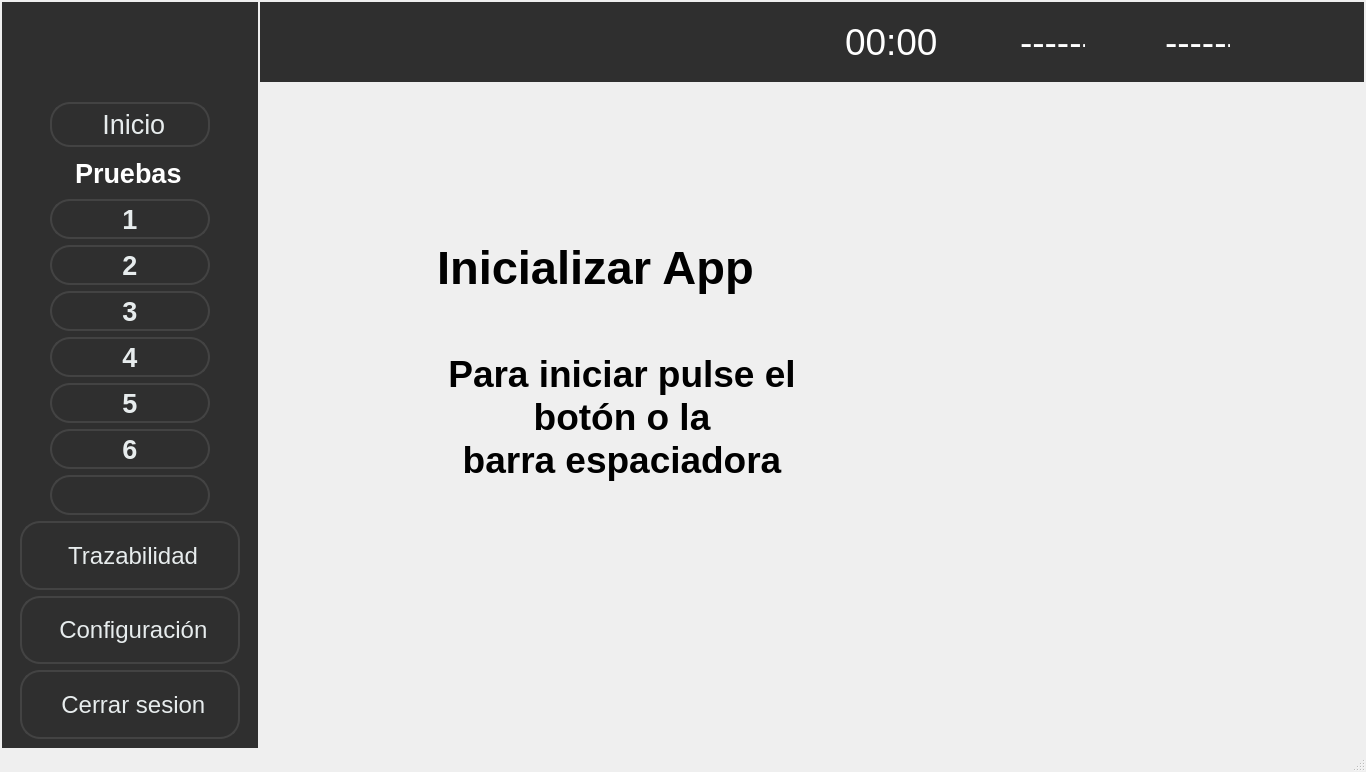
This is ui/Application.ui in Patryckx/Nidec-tester as Qt 5 draws it before an edit. The edited form follows.
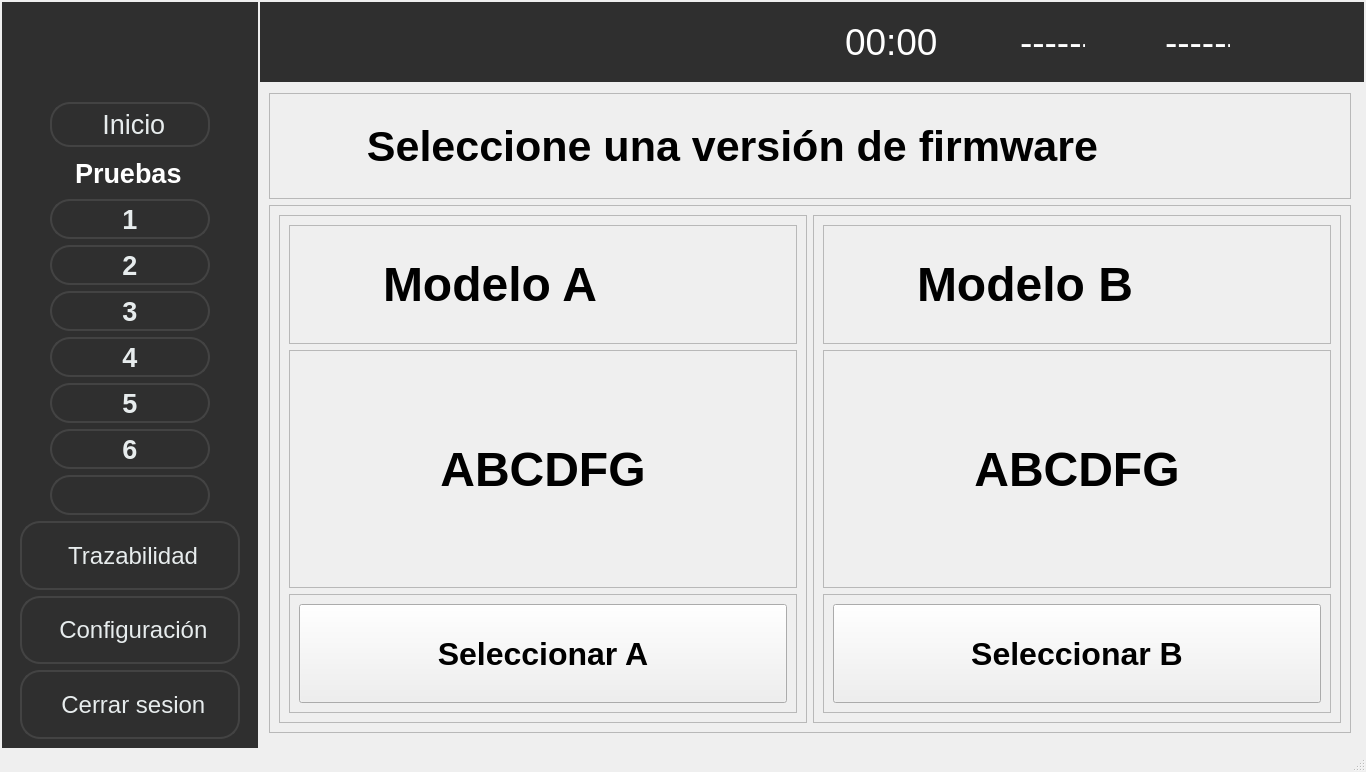
This is the edited form. The open tabs and pages were chosen to show the change. Icons and pictures are not drawn.

Commit message: Updated test 2 to perform firmware model verification

```diff
--- a/ui/Application.ui
+++ b/ui/Application.ui
@@ -12234,6 +12234,445 @@
         </item>
        </layout>
       </widget>
+      <widget class="QWidget" name="page_15">
+       <layout class="QVBoxLayout" name="verticalLayout_37" stretch="1,5">
+        <item>
+         <widget class="QFrame" name="frame">
+          <property name="frameShape">
+           <enum>QFrame::StyledPanel</enum>
+          </property>
+          <property name="frameShadow">
+           <enum>QFrame::Raised</enum>
+          </property>
+          <layout class="QHBoxLayout" name="horizontalLayout_149">
+           <item>
+            <widget class="QLabel" name="lblPaso1_20">
+             <property name="sizePolicy">
+              <sizepolicy hsizetype="Ignored" vsizetype="Ignored">
+               <horstretch>0</horstretch>
+               <verstretch>0</verstretch>
+              </sizepolicy>
+             </property>
+             <property name="maximumSize">
+              <size>
+               <width>70</width>
+               <height>70</height>
+              </size>
+             </property>
+             <property name="toolTip">
+              <string>Piezas buenas</string>
+             </property>
+             <property name="text">
+              <string/>
+             </property>
+             <property name="pixmap">
+              <pixmap resource="../resources/resources.qrc">:/resources/info.png</pixmap>
+             </property>
+             <property name="scaledContents">
+              <bool>true</bool>
+             </property>
+            </widget>
+           </item>
+           <item>
+            <widget class="QLabel" name="label_41">
+             <property name="sizePolicy">
+              <sizepolicy hsizetype="Ignored" vsizetype="Ignored">
+               <horstretch>0</horstretch>
+               <verstretch>0</verstretch>
+              </sizepolicy>
+             </property>
+             <property name="minimumSize">
+              <size>
+               <width>110</width>
+               <height>30</height>
+              </size>
+             </property>
+             <property name="maximumSize">
+              <size>
+               <width>16777215</width>
+               <height>16777215</height>
+              </size>
+             </property>
+             <property name="font">
+              <font>
+               <family>MS Shell Dlg 2</family>
+               <pointsize>32</pointsize>
+               <weight>75</weight>
+               <bold>true</bold>
+              </font>
+             </property>
+             <property name="styleSheet">
+              <string notr="true"/>
+             </property>
+             <property name="text">
+              <string> Seleccione una versión de firmware</string>
+             </property>
+            </widget>
+           </item>
+          </layout>
+         </widget>
+        </item>
+        <item>
+         <widget class="QFrame" name="frame_2">
+          <property name="frameShape">
+           <enum>QFrame::StyledPanel</enum>
+          </property>
+          <property name="frameShadow">
+           <enum>QFrame::Raised</enum>
+          </property>
+          <layout class="QHBoxLayout" name="horizontalLayout_150">
+           <item>
+            <widget class="QFrame" name="frame_3">
+             <property name="frameShape">
+              <enum>QFrame::StyledPanel</enum>
+             </property>
+             <property name="frameShadow">
+              <enum>QFrame::Raised</enum>
+             </property>
+             <layout class="QVBoxLayout" name="verticalLayout_39" stretch="1,2,1">
+              <item>
+               <widget class="QFrame" name="frame_5">
+                <property name="frameShape">
+                 <enum>QFrame::StyledPanel</enum>
+                </property>
+                <property name="frameShadow">
+                 <enum>QFrame::Raised</enum>
+                </property>
+                <layout class="QHBoxLayout" name="horizontalLayout_151">
+                 <item>
+                  <widget class="QLabel" name="lblTest1_28">
+                   <property name="minimumSize">
+                    <size>
+                     <width>70</width>
+                     <height>70</height>
+                    </size>
+                   </property>
+                   <property name="maximumSize">
+                    <size>
+                     <width>70</width>
+                     <height>70</height>
+                    </size>
+                   </property>
+                   <property name="text">
+                    <string/>
+                   </property>
+                   <property name="pixmap">
+                    <pixmap resource="../resources/resources.qrc">:/resources/chip.png</pixmap>
+                   </property>
+                   <property name="scaledContents">
+                    <bool>true</bool>
+                   </property>
+                  </widget>
+                 </item>
+                 <item>
+                  <widget class="QLabel" name="label_49">
+                   <property name="minimumSize">
+                    <size>
+                     <width>400</width>
+                     <height>50</height>
+                    </size>
+                   </property>
+                   <property name="maximumSize">
+                    <size>
+                     <width>300</width>
+                     <height>50</height>
+                    </size>
+                   </property>
+                   <property name="font">
+                    <font>
+                     <pointsize>36</pointsize>
+                     <weight>75</weight>
+                     <bold>true</bold>
+                    </font>
+                   </property>
+                   <property name="text">
+                    <string>Modelo A</string>
+                   </property>
+                  </widget>
+                 </item>
+                </layout>
+               </widget>
+              </item>
+              <item>
+               <widget class="QFrame" name="frame_6">
+                <property name="frameShape">
+                 <enum>QFrame::StyledPanel</enum>
+                </property>
+                <property name="frameShadow">
+                 <enum>QFrame::Raised</enum>
+                </property>
+                <layout class="QGridLayout" name="gridLayout_19">
+                 <item row="0" column="0">
+                  <widget class="QLabel" name="lblModelA">
+                   <property name="minimumSize">
+                    <size>
+                     <width>400</width>
+                     <height>50</height>
+                    </size>
+                   </property>
+                   <property name="maximumSize">
+                    <size>
+                     <width>300</width>
+                     <height>50</height>
+                    </size>
+                   </property>
+                   <property name="font">
+                    <font>
+                     <pointsize>36</pointsize>
+                     <weight>75</weight>
+                     <bold>true</bold>
+                    </font>
+                   </property>
+                   <property name="text">
+                    <string>ABCDFG</string>
+                   </property>
+                   <property name="alignment">
+                    <set>Qt::AlignCenter</set>
+                   </property>
+                  </widget>
+                 </item>
+                </layout>
+               </widget>
+              </item>
+              <item>
+               <widget class="QFrame" name="frame_7">
+                <property name="frameShape">
+                 <enum>QFrame::StyledPanel</enum>
+                </property>
+                <property name="frameShadow">
+                 <enum>QFrame::Raised</enum>
+                </property>
+                <layout class="QGridLayout" name="gridLayout_17">
+                 <item row="0" column="0">
+                  <widget class="QPushButton" name="btnModelA">
+                   <property name="sizePolicy">
+                    <sizepolicy hsizetype="Ignored" vsizetype="Ignored">
+                     <horstretch>0</horstretch>
+                     <verstretch>0</verstretch>
+                    </sizepolicy>
+                   </property>
+                   <property name="minimumSize">
+                    <size>
+                     <width>0</width>
+                     <height>0</height>
+                    </size>
+                   </property>
+                   <property name="font">
+                    <font>
+                     <pointsize>24</pointsize>
+                     <weight>75</weight>
+                     <bold>true</bold>
+                    </font>
+                   </property>
+                   <property name="styleSheet">
+                    <string notr="true">QPushButton {
+	
+	
+	color: rgb(255, 255, 255);
+	background-color: rgb(0, 171, 94);
+     border: 4px solid rgb(11, 186, 78); /* Borde para el QStackedWidget */
+    border-radius: 25px; /* Bordes redondeados solo para el QStackedWidget */
+    padding: 5px; /* Opcional: agrega espacio interno */
+}
+
+QPushButton &gt; * {
+    border: none; /* Asegura que los elementos dentro del QStackedWidget no hereden el borde */
+    border-radius: 0px; /* Restablece el border-radius para los elementos internos */
+    background-color: transparent; /* Opción para mantener el fondo de los elementos internos */
+}</string>
+                   </property>
+                   <property name="text">
+                    <string>Seleccionar A</string>
+                   </property>
+                  </widget>
+                 </item>
+                </layout>
+               </widget>
+              </item>
+             </layout>
+            </widget>
+           </item>
+           <item>
+            <widget class="QFrame" name="frame_4">
+             <property name="frameShape">
+              <enum>QFrame::StyledPanel</enum>
+             </property>
+             <property name="frameShadow">
+              <enum>QFrame::Raised</enum>
+             </property>
+             <layout class="QVBoxLayout" name="verticalLayout_38" stretch="1,2,1">
+              <item>
+               <widget class="QFrame" name="frame_9">
+                <property name="frameShape">
+                 <enum>QFrame::StyledPanel</enum>
+                </property>
+                <property name="frameShadow">
+                 <enum>QFrame::Raised</enum>
+                </property>
+                <layout class="QHBoxLayout" name="horizontalLayout_152">
+                 <item>
+                  <widget class="QLabel" name="lblTest1_29">
+                   <property name="minimumSize">
+                    <size>
+                     <width>70</width>
+                     <height>70</height>
+                    </size>
+                   </property>
+                   <property name="maximumSize">
+                    <size>
+                     <width>70</width>
+                     <height>70</height>
+                    </size>
+                   </property>
+                   <property name="text">
+                    <string/>
+                   </property>
+                   <property name="pixmap">
+                    <pixmap resource="../resources/resources.qrc">:/resources/microchip.png</pixmap>
+                   </property>
+                   <property name="scaledContents">
+                    <bool>true</bool>
+                   </property>
+                  </widget>
+                 </item>
+                 <item>
+                  <widget class="QLabel" name="label_50">
+                   <property name="minimumSize">
+                    <size>
+                     <width>400</width>
+                     <height>50</height>
+                    </size>
+                   </property>
+                   <property name="maximumSize">
+                    <size>
+                     <width>300</width>
+                     <height>50</height>
+                    </size>
+                   </property>
+                   <property name="font">
+                    <font>
+                     <pointsize>36</pointsize>
+                     <weight>75</weight>
+                     <bold>true</bold>
+                    </font>
+                   </property>
+                   <property name="text">
+                    <string>Modelo B</string>
+                   </property>
+                  </widget>
+                 </item>
+                </layout>
+               </widget>
+              </item>
+              <item>
+               <widget class="QFrame" name="frame_8">
+                <property name="frameShape">
+                 <enum>QFrame::StyledPanel</enum>
+                </property>
+                <property name="frameShadow">
+                 <enum>QFrame::Raised</enum>
+                </property>
+                <layout class="QGridLayout" name="gridLayout_20">
+                 <item row="0" column="0">
+                  <widget class="QLabel" name="lblModelB">
+                   <property name="minimumSize">
+                    <size>
+                     <width>400</width>
+                     <height>50</height>
+                    </size>
+                   </property>
+                   <property name="maximumSize">
+                    <size>
+                     <width>300</width>
+                     <height>50</height>
+                    </size>
+                   </property>
+                   <property name="font">
+                    <font>
+                     <pointsize>36</pointsize>
+                     <weight>75</weight>
+                     <bold>true</bold>
+                    </font>
+                   </property>
+                   <property name="text">
+                    <string>ABCDFG</string>
+                   </property>
+                   <property name="alignment">
+                    <set>Qt::AlignCenter</set>
+                   </property>
+                  </widget>
+                 </item>
+                </layout>
+               </widget>
+              </item>
+              <item>
+               <widget class="QFrame" name="frame_10">
+                <property name="sizePolicy">
+                 <sizepolicy hsizetype="Ignored" vsizetype="Ignored">
+                  <horstretch>0</horstretch>
+                  <verstretch>0</verstretch>
+                 </sizepolicy>
+                </property>
+                <property name="frameShape">
+                 <enum>QFrame::StyledPanel</enum>
+                </property>
+                <property name="frameShadow">
+                 <enum>QFrame::Raised</enum>
+                </property>
+                <layout class="QGridLayout" name="gridLayout_18">
+                 <item row="0" column="0">
+                  <widget class="QPushButton" name="btnModelB">
+                   <property name="sizePolicy">
+                    <sizepolicy hsizetype="Ignored" vsizetype="Ignored">
+                     <horstretch>0</horstretch>
+                     <verstretch>0</verstretch>
+                    </sizepolicy>
+                   </property>
+                   <property name="minimumSize">
+                    <size>
+                     <width>0</width>
+                     <height>0</height>
+                    </size>
+                   </property>
+                   <property name="font">
+                    <font>
+                     <pointsize>24</pointsize>
+                     <weight>75</weight>
+                     <bold>true</bold>
+                    </font>
+                   </property>
+                   <property name="styleSheet">
+                    <string notr="true">QPushButton {
+	
+	color: rgb(255, 255, 255);
+	background-color: rgb(11, 186, 78);
+     border: 4px solid rgb(11, 186, 78); /* Borde para el QStackedWidget */
+    border-radius: 25px; /* Bordes redondeados solo para el QStackedWidget */
+    padding: 5px; /* Opcional: agrega espacio interno */
+}
+
+QPushButton &gt; * {
+    border: none; /* Asegura que los elementos dentro del QStackedWidget no hereden el borde */
+    border-radius: 0px; /* Restablece el border-radius para los elementos internos */
+    background-color: transparent; /* Opción para mantener el fondo de los elementos internos */
+}</string>
+                   </property>
+                   <property name="text">
+                    <string>Seleccionar B</string>
+                   </property>
+                  </widget>
+                 </item>
+                </layout>
+               </widget>
+              </item>
+             </layout>
+            </widget>
+           </item>
+          </layout>
+         </widget>
+        </item>
+       </layout>
+      </widget>
      </widget>
     </item>
    </layout>
```
The commit also changes 8 other files.
